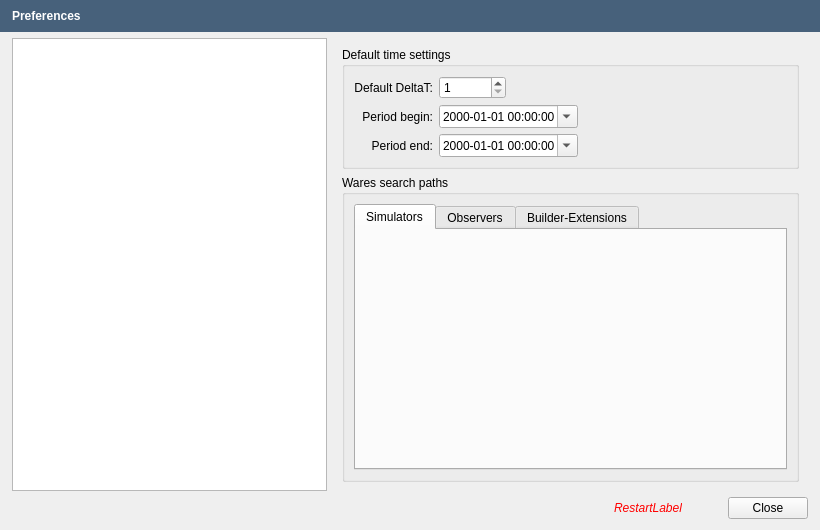
Qt form src/openfluid/ui/common/PreferencesDialog.ui (OpenFLUID/openfluid) before a commit.
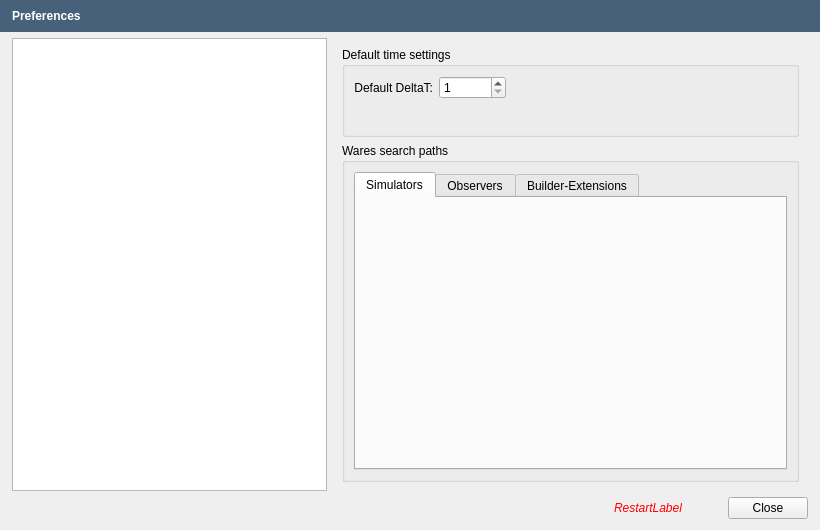
The same form after that commit. The open tabs and pages were chosen to show the change. Custom widgets are drawn as their Qt base class.

Commit message:
Introduction of time period widget in common UI library
* Added managed time period widget with ability to link begin
  and end datetimes
* Replaced date and time widgets by the time period widget
  in preferences and Builder run configuration

What changed in the file:
```diff
--- a/src/openfluid/ui/common/PreferencesDialog.ui
+++ b/src/openfluid/ui/common/PreferencesDialog.ui
@@ -314,72 +314,10 @@
            <property name="title">
             <string>Default time settings</string>
            </property>
-           <layout class="QGridLayout" name="gridLayout">
-            <item row="2" column="0">
-             <widget class="QLabel" name="label_5">
-              <property name="sizePolicy">
-               <sizepolicy hsizetype="Preferred" vsizetype="Preferred">
-                <horstretch>0</horstretch>
-                <verstretch>0</verstretch>
-               </sizepolicy>
-              </property>
-              <property name="text">
-               <string>Period end:</string>
-              </property>
-              <property name="alignment">
-               <set>Qt::AlignRight|Qt::AlignTrailing|Qt::AlignVCenter</set>
-              </property>
-             </widget>
-            </item>
-            <item row="1" column="0">
-             <widget class="QLabel" name="label_4">
-              <property name="sizePolicy">
-               <sizepolicy hsizetype="Preferred" vsizetype="Preferred">
-                <horstretch>0</horstretch>
-                <verstretch>0</verstretch>
-               </sizepolicy>
-              </property>
-              <property name="text">
-               <string>Period begin:</string>
-              </property>
-              <property name="alignment">
-               <set>Qt::AlignRight|Qt::AlignTrailing|Qt::AlignVCenter</set>
-              </property>
-             </widget>
-            </item>
-            <item row="0" column="1">
-             <widget class="QSpinBox" name="DeltaTSpinBox">
-              <property name="sizePolicy">
-               <sizepolicy hsizetype="Maximum" vsizetype="Fixed">
-                <horstretch>0</horstretch>
-                <verstretch>0</verstretch>
-               </sizepolicy>
-              </property>
-              <property name="minimum">
-               <number>1</number>
-              </property>
-              <property name="maximum">
-               <number>16777215</number>
-              </property>
-             </widget>
-            </item>
-            <item row="2" column="1">
-             <widget class="QDateTimeEdit" name="EndDateEdit">
-              <property name="sizePolicy">
-               <sizepolicy hsizetype="Maximum" vsizetype="Fixed">
-                <horstretch>0</horstretch>
-                <verstretch>0</verstretch>
-               </sizepolicy>
-              </property>
-              <property name="displayFormat">
-               <string notr="true">yyyy-MM-dd HH:mm:ss</string>
-              </property>
-              <property name="calendarPopup">
-               <bool>true</bool>
-              </property>
-             </widget>
-            </item>
-            <item row="0" column="0">
+           <layout class="QVBoxLayout" name="verticalLayout_16">
+            <item>
+             <layout class="QHBoxLayout" name="horizontalLayout_11">
+              <item>
              <widget class="QLabel" name="label_3">
               <property name="sizePolicy">
                <sizepolicy hsizetype="Preferred" vsizetype="Preferred">
@@ -395,40 +333,23 @@
               </property>
              </widget>
             </item>
-            <item row="1" column="1" colspan="2">
-             <widget class="QDateTimeEdit" name="BeginDateEdit">
+              <item>
+               <widget class="QSpinBox" name="DeltaTSpinBox">
               <property name="sizePolicy">
                <sizepolicy hsizetype="Maximum" vsizetype="Fixed">
                 <horstretch>0</horstretch>
                 <verstretch>0</verstretch>
                </sizepolicy>
               </property>
-              <property name="maximumDate">
-               <date>
-                <year>7999</year>
-                <month>12</month>
-                <day>31</day>
-               </date>
-              </property>
-              <property name="minimumDate">
-               <date>
-                <year>1752</year>
-                <month>8</month>
-                <day>6</day>
-               </date>
-              </property>
-              <property name="displayFormat">
-               <string notr="true">yyyy-MM-dd HH:mm:ss</string>
-              </property>
-              <property name="calendarPopup">
-               <bool>true</bool>
-              </property>
-              <property name="timeSpec">
-               <enum>Qt::UTC</enum>
+                <property name="minimum">
+                 <number>1</number>
+                </property>
+                <property name="maximum">
+                 <number>16777215</number>
               </property>
              </widget>
             </item>
-            <item row="0" column="2">
+              <item>
              <spacer name="horizontalSpacer_2">
               <property name="orientation">
                <enum>Qt::Horizontal</enum>
@@ -442,10 +363,38 @@
              </spacer>
             </item>
            </layout>
+            </item>
+            <item>
+             <layout class="QHBoxLayout" name="horizontalLayout_12">
+              <item>
+               <widget class="openfluid::ui::common::TimePeriodWidget" name="PeriodWidget" native="true"/>
+              </item>
+              <item>
+               <spacer name="horizontalSpacer_11">
+                <property name="orientation">
+                 <enum>Qt::Horizontal</enum>
+                </property>
+                <property name="sizeHint" stdset="0">
+                 <size>
+                  <width>40</width>
+                  <height>20</height>
+                 </size>
+                </property>
+               </spacer>
+              </item>
+             </layout>
+            </item>
+           </layout>
           </widget>
          </item>
          <item>
           <widget class="QGroupBox" name="groupBox_2">
+           <property name="sizePolicy">
+            <sizepolicy hsizetype="Preferred" vsizetype="Expanding">
+             <horstretch>0</horstretch>
+             <verstretch>0</verstretch>
+            </sizepolicy>
+           </property>
            <property name="title">
             <string>Wares search paths</string>
            </property>
@@ -1188,6 +1137,12 @@
    <header location="global">openfluid/ui/common/PathsManagementWidget.hpp</header>
    <container>1</container>
   </customwidget>
+  <customwidget>
+   <class>openfluid::ui::common::TimePeriodWidget</class>
+   <extends>QWidget</extends>
+   <header location="global">openfluid/ui/common/TimePeriodWidget.hpp</header>
+   <container>1</container>
+  </customwidget>
  </customwidgets>
  <resources/>
  <connections>
```
Left out of the diff: 6 changed lines with no effect on the pictures. Lines whose indentation alone changed are shown as unchanged. The commit also changes 14 other files.
